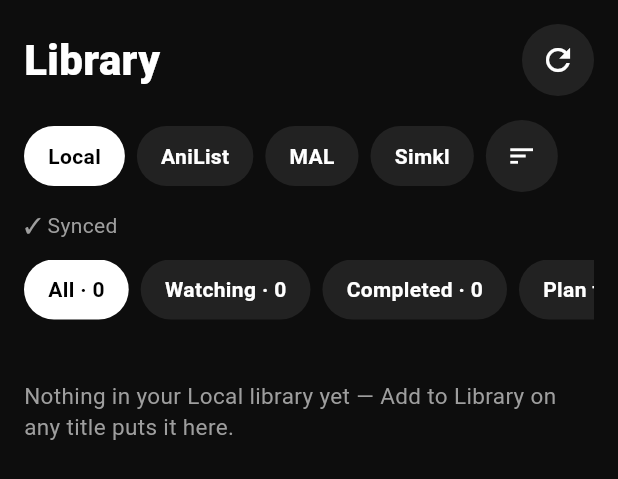
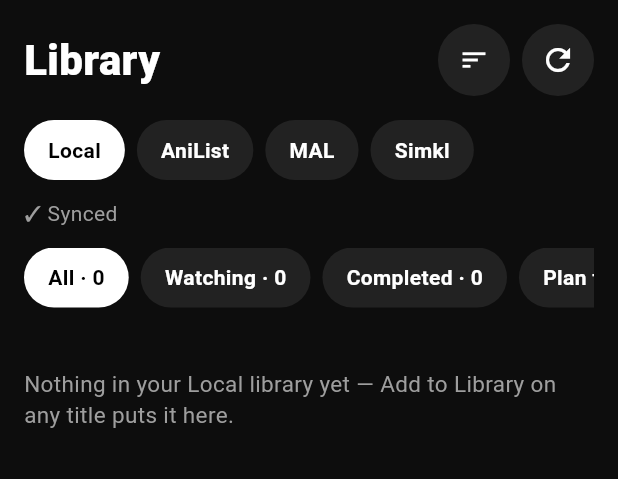
Before and after one commit to Isolated-Irl/GAnime-App, a Flutter app: the LibraryScreen widget shown alone on an empty page, opened directly with empty values, on a phone screen of 412 x 824 dp. Shown: the top 479 px of the screen. Run offline on Flutter 3.47's test engine with Material 3 defaults, Android fonts, the phone set to English and light mode, and no system bars; our stand-ins replace app_links, cached_network_image, shared_preferences; missing offline and left inert: media_kit, media_kit_video; accounts and stored records are empty; network calls fail; statements that could not run were skipped.

Commit message:
Release signing via CI keystore; library sort button to header; grid skeleton loading

```diff
--- a/lib/screens/app_screens.dart
+++ b/lib/screens/app_screens.dart
@@ -2621,6 +2621,20 @@ class _LibraryScreenState extends State<LibraryScreen> {
                       TextStyle(fontSize: 28, fontWeight: FontWeight.w800)),
             ),
             Container(
+              key: _sortBtnKey,
+              decoration: BoxDecoration(
+                  color: GaColors.of(context).card, shape: BoxShape.circle),
+              child: IconButton(
+                padding: EdgeInsets.zero,
+                constraints:
+                    const BoxConstraints.tightFor(width: 40, height: 40),
+                icon: const Icon(Icons.sort, size: 20),
+                tooltip: 'Sort library',
+                onPressed: _toggleSortMenu,
+              ),
+            ),
+            const SizedBox(width: 8),
+            Container(
               decoration: BoxDecoration(
                   color: GaColors.of(context).card, shape: BoxShape.circle),
               child: IconButton(
@@ -2651,21 +2665,6 @@ class _LibraryScreenState extends State<LibraryScreen> {
                 }),
                 const SizedBox(width: 8),
               ],
-              // Sort icon button (website: .lib-sort-icon at row end)
-              Container(
-                key: _sortBtnKey,
-                decoration: BoxDecoration(
-                    color: GaColors.of(context).card,
-                    shape: BoxShape.circle),
-                child: IconButton(
-                  padding: EdgeInsets.zero,
-                  constraints: const BoxConstraints.tightFor(
-                      width: 38, height: 38),
-                  icon: const Icon(Icons.sort, size: 20),
-                  tooltip: 'Sort library',
-                  onPressed: _toggleSortMenu,
-                ),
-              ),
             ],
           ),
         ),
--- a/lib/widgets/skeletons.dart
+++ b/lib/widgets/skeletons.dart
@@ -481,39 +481,43 @@ Widget skeletonCalendarRows(BuildContext context, {int count = 4}) {
 
 /// Library list skeletons: ghost of the real ListTile rows — #222222
 /// rounded-16 card, 16px horizontal / 8px vertical padding, 40x56
-/// radius-6 thumb, 16px title line, 12px status line, 16px title gap
-/// (ListTile's horizontalTitleGap).
-Widget skeletonLibraryRows(BuildContext context, {int count = 5}) {
+/// Website-parity library grid skeleton: 2-column poster cards matching
+/// _LibraryCard — 2:3 poster block, title lines, score line, progress bar.
+Widget skeletonLibraryRows(BuildContext context, {int count = 6}) {
   return Skeleton(
-    child: Column(
-      children: [
-        for (int i = 0; i < count; i++)
-          Container(
-            margin: const EdgeInsets.only(bottom: 12),
-            padding:
-                const EdgeInsets.symmetric(horizontal: 16, vertical: 8),
-            decoration: BoxDecoration(
-              color: GaColors.of(context).card,
-              borderRadius: BorderRadius.circular(16),
-            ),
-            child: const Row(
-              children: [
-                SkeletonBlock(width: 40, height: 56, radius: 6),
-                SizedBox(width: 16),
-                Expanded(
-                  child: Column(
-                    crossAxisAlignment: CrossAxisAlignment.start,
-                    children: [
-                      SkeletonBlock(height: 16, radius: 6),
-                      SizedBox(height: 8),
-                      SkeletonBlock(width: 200, height: 12, radius: 6),
-                    ],
-                  ),
-                ),
-              ],
-            ),
+    child: LayoutBuilder(
+      builder: (context, constraints) {
+        const cols = 2;
+        const spacing = 12.0;
+        final cellWidth = (constraints.maxWidth - spacing) / cols;
+        final posterH = cellWidth / (2 / 3);
+        return GridView.builder(
+          shrinkWrap: true,
+          physics: const NeverScrollableScrollPhysics(),
+          gridDelegate: SliverGridDelegateWithFixedCrossAxisCount(
+            crossAxisCount: cols,
+            // Match _LibraryCard: poster + ~92px of text below.
+            childAspectRatio: cellWidth / (posterH + 92.0),
+            crossAxisSpacing: spacing,
+            mainAxisSpacing: 16,
           ),
-      ],
+          itemCount: count,
+          itemBuilder: (_, _) => Column(
+            crossAxisAlignment: CrossAxisAlignment.start,
+            children: [
+              SkeletonBlock(width: cellWidth, height: posterH, radius: 12),
+              const SizedBox(height: 8),
+              const SkeletonBlock(height: 14, radius: 6),
+              const SizedBox(height: 6),
+              const SkeletonBlock(width: 120, height: 14, radius: 6),
+              const SizedBox(height: 6),
+              const SkeletonBlock(width: 60, height: 12, radius: 6),
+              const SizedBox(height: 6),
+              const SkeletonBlock(height: 6, radius: 3),
+            ],
+          ),
+        );
+      },
     ),
   );
 }
```
Also changed, not shown: 1 other file.
